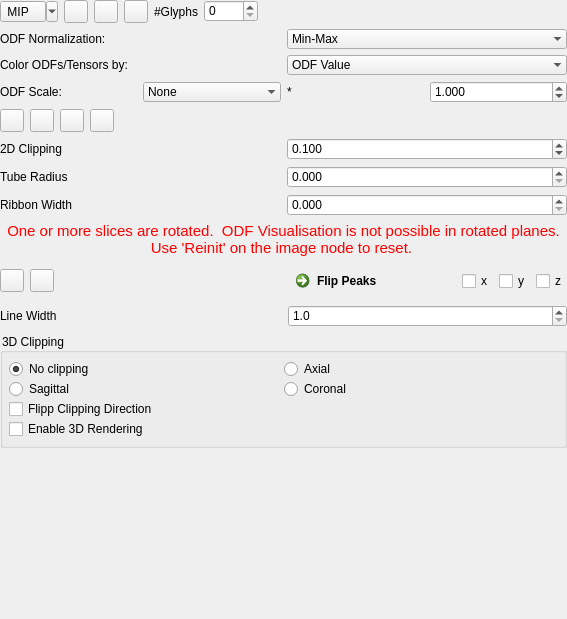
This is Plugins/org.mitk.gui.qt.diffusionimaging.controls/src/internal/QmitkControlVisualizationPropertiesViewControls.ui in MIC-DKFZ/MITK-Diffusion as Qt 5 draws it before an edit. The edited form follows.
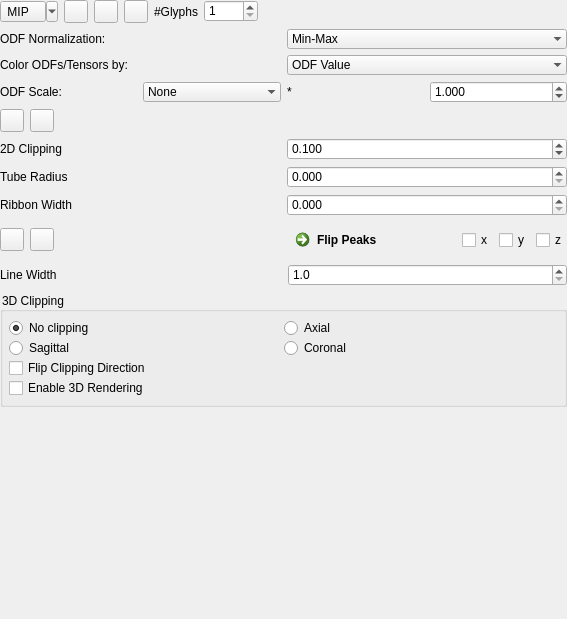
This is the edited form. Icons and pictures are not drawn.

Commit message: Restructure the visualization controls view

The edit to the form file:
```diff
--- a/Plugins/org.mitk.gui.qt.diffusionimaging.controls/src/internal/QmitkControlVisualizationPropertiesViewControls.ui
+++ b/Plugins/org.mitk.gui.qt.diffusionimaging.controls/src/internal/QmitkControlVisualizationPropertiesViewControls.ui
@@ -228,6 +228,9 @@
             </item>
             <item>
              <widget class="QSpinBox" name="m_ShowMaxNumber">
+              <property name="minimum">
+               <number>1</number>
+              </property>
               <property name="maximum">
                <number>9999</number>
               </property>
@@ -543,39 +546,6 @@
            </property>
           </widget>
          </item>
-         <item>
-          <widget class="QToolButton" name="m_Crosshair">
-           <property name="toolTip">
-            <string>Position Crosshair by 3D-Click</string>
-           </property>
-           <property name="statusTip">
-            <string/>
-           </property>
-           <property name="text">
-            <string/>
-           </property>
-           <property name="icon">
-            <iconset resource="../../resources/QmitkDiffusionImaging.qrc">
-             <normaloff>:/QmitkDiffusionImaging/crosshair.png</normaloff>:/QmitkDiffusionImaging/crosshair.png</iconset>
-           </property>
-           <property name="checkable">
-            <bool>true</bool>
-           </property>
-           <property name="checked">
-            <bool>false</bool>
-           </property>
-          </widget>
-         </item>
-         <item>
-          <widget class="QToolButton" name="m_FiberFading2D">
-           <property name="toolTip">
-            <string>2D Fiberfading on/off</string>
-           </property>
-           <property name="text">
-            <string/>
-           </property>
-          </widget>
-         </item>
          <item>
           <spacer name="horizontalSpacer_2">
            <property name="orientation">
@@ -700,30 +670,6 @@
      </layout>
     </widget>
    </item>
-   <item>
-    <widget class="QLabel" name="m_lblRotatedPlanesWarning">
-     <property name="font">
-      <font>
-       <weight>50</weight>
-       <italic>false</italic>
-       <bold>false</bold>
-      </font>
-     </property>
-     <property name="text">
-      <string>&lt;!DOCTYPE HTML PUBLIC &quot;-//W3C//DTD HTML 4.0//EN&quot; &quot;http://www.w3.org/TR/REC-html40/strict.dtd&quot;&gt;
-&lt;html&gt;&lt;head&gt;&lt;meta name=&quot;qrichtext&quot; content=&quot;1&quot; /&gt;&lt;style type=&quot;text/css&quot;&gt;
-p, li { white-space: pre-wrap; }
-&lt;/style&gt;&lt;/head&gt;&lt;body style=&quot; font-family:'Ubuntu'; font-size:11pt; font-weight:400; font-style:normal;&quot;&gt;
-&lt;p align=&quot;center&quot; style=&quot; margin-top:0px; margin-bottom:0px; margin-left:0px; margin-right:0px; -qt-block-indent:0; text-indent:0px;&quot;&gt;&lt;span style=&quot; color:#ff0000;&quot;&gt;One or more slices are rotated.  ODF Visualisation is not possible in rotated planes. Use 'Reinit' on the image node to reset. &lt;/span&gt;&lt;/p&gt;&lt;/body&gt;&lt;/html&gt;</string>
-     </property>
-     <property name="textFormat">
-      <enum>Qt::AutoText</enum>
-     </property>
-     <property name="wordWrap">
-      <bool>true</bool>
-     </property>
-    </widget>
-   </item>
    <item>
     <widget class="QFrame" name="m_PeakImageFrame">
      <property name="frameShape">
@@ -949,7 +895,7 @@
       <item row="4" column="0">
        <widget class="QCheckBox" name="m_FlipClipBox">
         <property name="text">
-         <string>Flipp Clipping Direction</string>
+         <string>Flip Clipping Direction</string>
         </property>
        </widget>
       </item>
```
Left out of the diff: 7 changed lines with no effect on the pictures. The commit also changes 2 other files.
